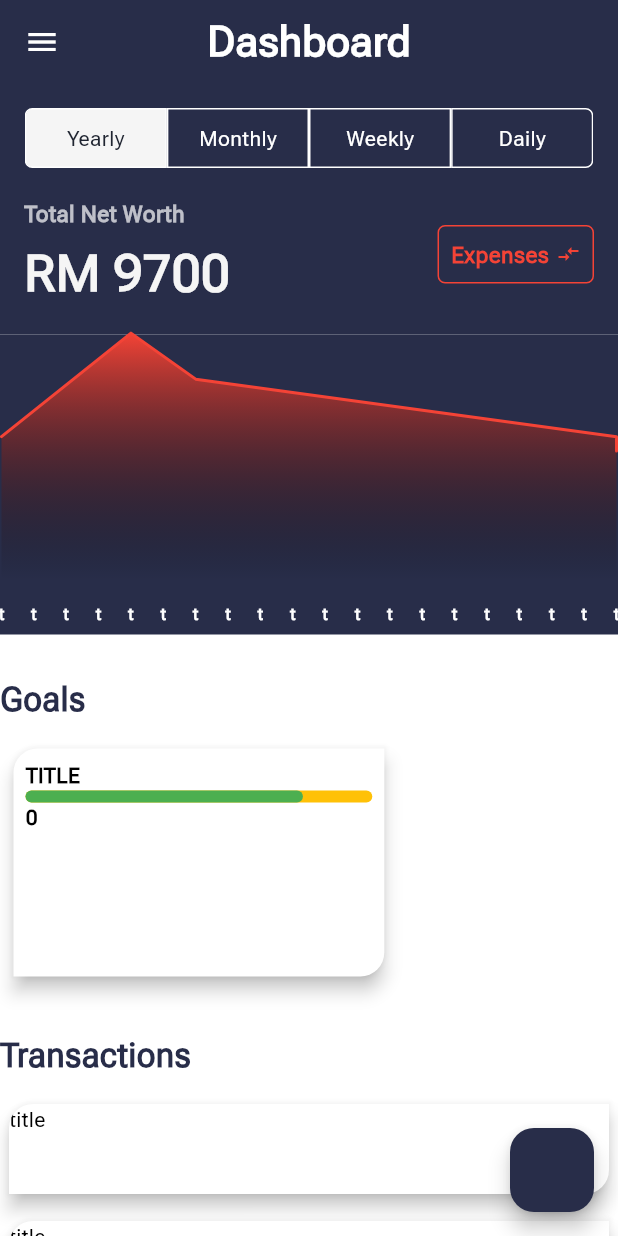
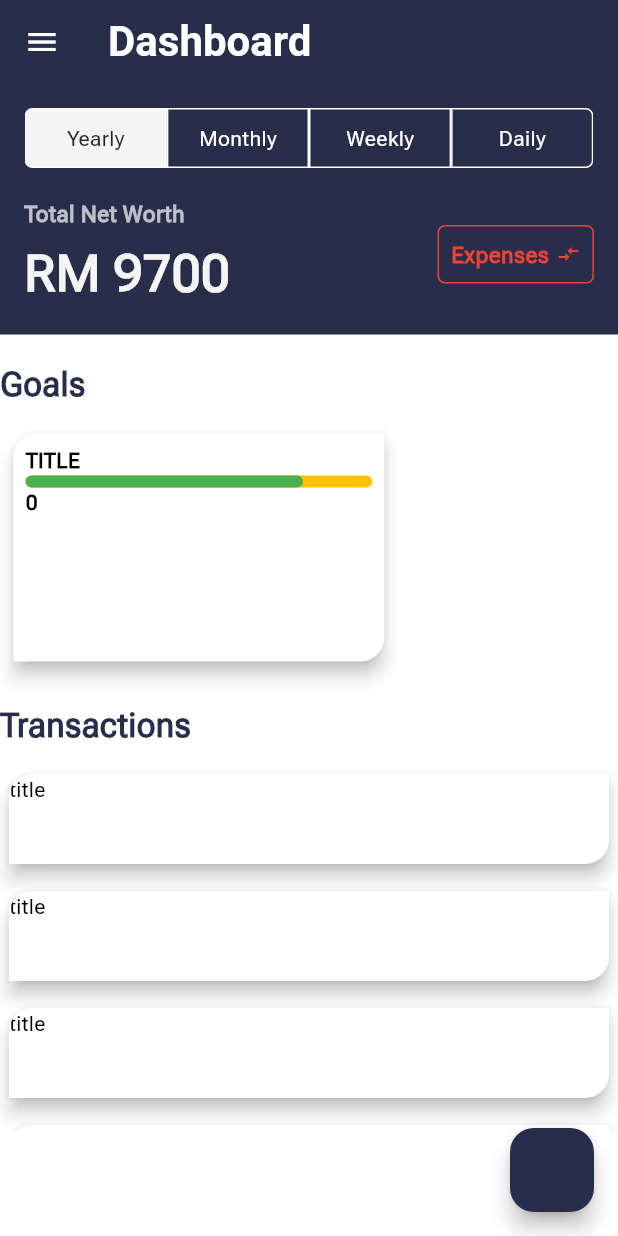
Before and after one commit to AnwarBujangHuat/budgetapp, a Flutter app: the screen it shows after launch, on a phone screen of 412 x 824 dp. Run offline on Flutter 3.47's test engine with Material 3 defaults, Android fonts, the phone set to English and light mode, and no system bars; drawn by our look-alikes of fl_chart; our stand-ins replace connectivity_plus, dartz, dio, freezed_annotation, hooks_riverpod, riverpod_annotation; generated files the repository leaves out were written again.

Commit message:
refactor: :fire: remove custom app bar change to styling

```diff
--- a/lib/app/app_style.dart
+++ b/lib/app/app_style.dart
@@ -2,7 +2,13 @@ import 'package:flutter/material.dart';
 
 ThemeData lightThemeData = ThemeData(
     fontFamily: 'RobotoFlex',
-    appBarTheme: const AppBarTheme(backgroundColor: AppColors.offWhite),
+    appBarTheme: const AppBarTheme(
+        backgroundColor: AppColors.darkBlue,
+        iconTheme: IconThemeData(color: AppColors.white),
+        titleTextStyle: TextStyle(
+            fontSize: AppFontSizes.title1,
+            color: AppColors.white,
+            fontWeight: FontWeight.bold)),
     cardColor: AppColors.white,
     colorScheme: const ColorScheme(
         brightness: Brightness.light,
--- a/lib/presentation/dashboard/view/dashboard_view.dart
+++ b/lib/presentation/dashboard/view/dashboard_view.dart
@@ -1,17 +1,15 @@
 import 'package:budgetapp/app/app_style.dart';
 import 'package:budgetapp/common/transaction/viewmodel/transaction_viewmodel.dart';
+import 'package:budgetapp/common/widgets/header.dart';
 import 'package:budgetapp/presentation/dashboard/viewmodel/dashboard_viewmodel.dart';
 import 'package:budgetapp/presentation/dashboard/widget/card_goal.dart';
+import 'package:budgetapp/presentation/dashboard/widget/card_transaction.dart';
 import 'package:budgetapp/presentation/dashboard/widget/expanded_fab.dart';
 import 'package:budgetapp/presentation/dashboard/widget/line_chart.dart';
 import 'package:budgetapp/presentation/dashboard/widget/sized_boxes.dart';
-import 'package:budgetapp/presentation/settings/settings_view.dart';
-import 'package:budgetapp/shared/appbar.dart';
-import 'package:budgetapp/shared/header.dart';
-import 'package:budgetapp/presentation/dashboard/widget/card_transaction.dart';
 import 'package:budgetapp/presentation/dashboard/widget/tab_duration.dart';
+import 'package:flutter/material.dart';
 import 'package:flutter_gen/gen_l10n/app_localizations.dart';
-import 'package:flutter/material.dart';
 import 'package:hooks_riverpod/hooks_riverpod.dart';
 
 class DashboardView extends ConsumerWidget {
@@ -22,6 +20,12 @@ class DashboardView extends ConsumerWidget {
   @override
   Widget build(BuildContext context, WidgetRef ref) {
     return Scaffold(
+      appBar: AppBar(
+        title: Text(AppLocalizations.of(context)!.dashboard),
+        leading: GestureDetector(
+          child: const Icon(Icons.menu),
+        ),
+      ),
       floatingActionButton: FlaotingFAB(
         distance: 60,
         children: [
@@ -42,14 +46,10 @@ class DashboardView extends ConsumerWidget {
       body: RefreshIndicator(
         onRefresh: () async {},
         child: ListView(
-          padding: const EdgeInsets.only(bottom: 10),
           shrinkWrap: true,
           children: const [
             MyHeader(),
-            MyLineChartWidget(),
-            SizedBox(height: 10),
             MyGoals(),
-            SizedBox(height: 10),
             MyTransactions(),
           ],
         ),
@@ -74,10 +74,6 @@ class MyHeader extends ConsumerWidget {
       decoration: const BoxDecoration(color: AppColors.darkBlue),
       child: Column(
         children: [
-          MTAppBar(
-              title: AppLocalizations.of(context)!.dashboard,
-              onPressedBack: () => Navigator.restorablePushNamed(
-                  context, SettingsView.routeName)),
           Padding(
             padding: const EdgeInsets.all(16.0),
             child: Column(
@@ -144,7 +140,6 @@ class MyHeader extends ConsumerWidget {
                                 ? AppColors.lightRed
                                 : AppColors.lightGreenVariant,
                           ),
-                          color: Colors.transparent,
                           borderRadius: BorderRadius.circular(5),
                         ),
                         child: Padding(
@@ -196,8 +191,7 @@ class MyLineChartWidget extends ConsumerWidget {
     String selectedValue = ref.watch(selectedButtonProvider) ??
         AppLocalizations.of(context)!.expenses;
 
-    return Container(
-      decoration: const BoxDecoration(color: AppColors.darkBlue),
+    return SizedBox(
       height: 200,
       child: LineChartWidget(
         isExpenses: selectedValue == AppLocalizations.of(context)!.income,
--- a/lib/presentation/dashboard/widget/card_goal.dart
+++ b/lib/presentation/dashboard/widget/card_goal.dart
@@ -1,4 +1,3 @@
-import 'package:budgetapp/app/app_style.dart';
 import 'package:budgetapp/common/utils/utils.dart';
 import 'package:flutter/material.dart';
 
--- a/lib/shared/appbar.dart
+++ /dev/null
@@ -1,29 +0,0 @@
-import 'package:budgetapp/app/app_style.dart';
-import 'package:flutter/material.dart';
-
-class MTAppBar extends StatelessWidget {
-  const MTAppBar({super.key, required this.title, required this.onPressedBack});
-  final String title;
-  final Function() onPressedBack;
-
-  @override
-  Widget build(BuildContext context) {
-    return AppBar(
-      backgroundColor: Colors.transparent,
-      elevation: 0,
-      centerTitle: true,
-      title: Text(title,
-          style: const TextStyle(
-              fontSize: AppFontSizes.title1,
-              color: AppColors.white,
-              fontWeight: FontWeight.bold)),
-      leading: GestureDetector(
-        onTap: () => onPressedBack,
-        child: const Icon(
-          Icons.menu,
-          color: AppColors.white,
-        ),
-      ),
-    );
-  }
-}
```
Also changed, not shown: lib/common/widgets/global_style.dart (renamed from lib/shared/global_style.dart), lib/common/widgets/header.dart (renamed from lib/shared/header.dart).
